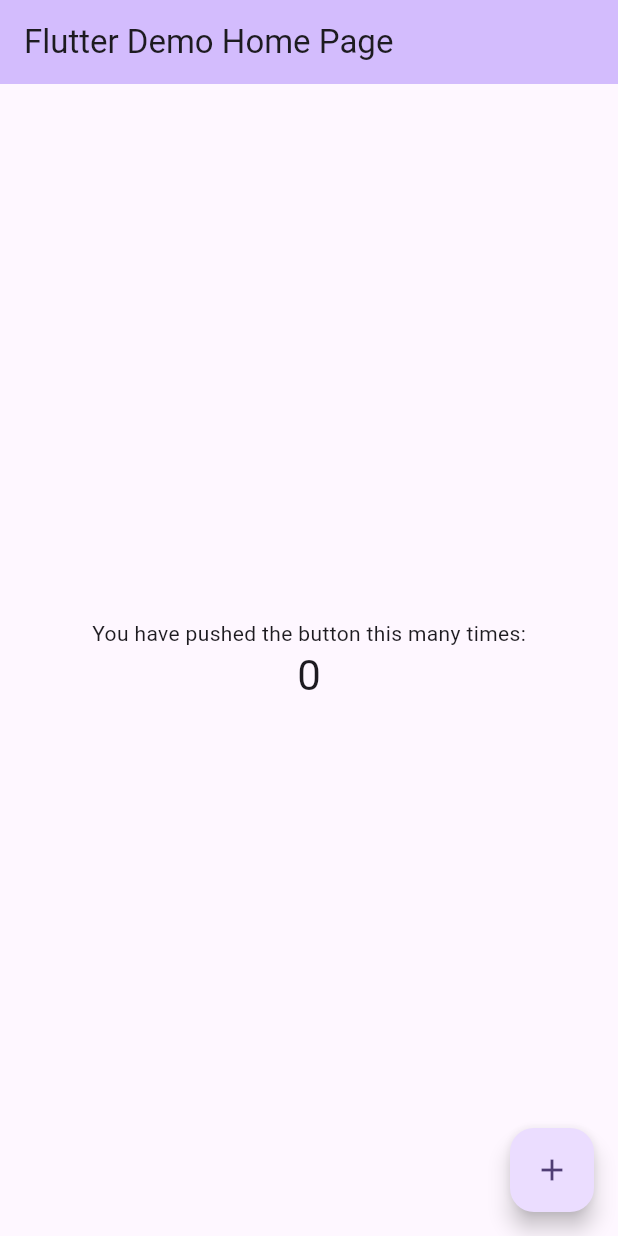
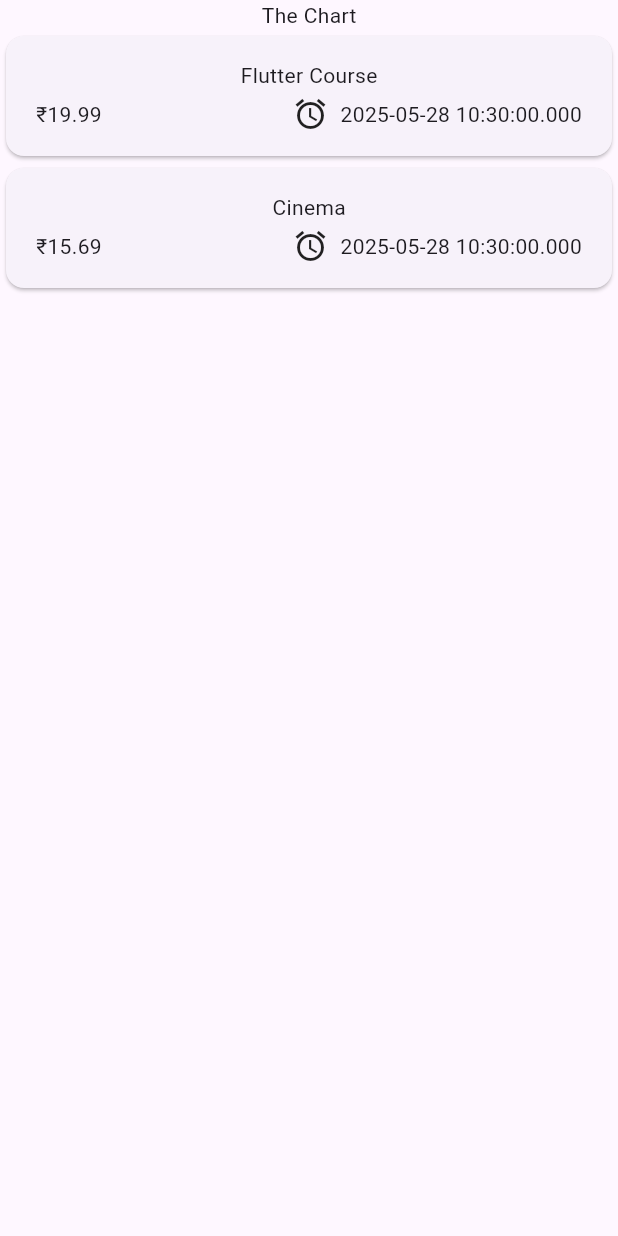
Before and after one commit to anshhoff/Expense-Tracker, a Flutter app: the screen it shows after launch, on a phone screen of 412 x 824 dp. Run offline on Flutter 3.47's test engine with Material 3 defaults, Android fonts, the phone set to English and light mode, and no system bars.

```diff
--- /dev/null
+++ b/lib/Models/expense.dart
@@ -0,0 +1,28 @@
+import 'package:uuid/uuid.dart';
+
+const uuid = Uuid();
+
+enum Category {
+  food,
+  travel,
+  leisure,
+  work,
+  other,
+}
+
+class Expense {
+  Expense({
+    required this.title,
+    required this.amount,
+    required this.date,
+    required this.category,
+  }) : id = uuid.v4();
+
+
+  final String id;
+  final String title;
+  final double amount;
+  final DateTime date;
+  final Category category;
+
+}
--- a/lib/main.dart
+++ b/lib/main.dart
@@ -1,122 +1,10 @@
+import 'package:expense_tracker/widgets.dart/expenses.dart';
 import 'package:flutter/material.dart';
 
 void main() {
-  runApp(const MyApp());
+  runApp(
+    const MaterialApp(
+      home: Expenses()
+    ),
+  );
 }
-
-class MyApp extends StatelessWidget {
-  const MyApp({super.key});
-
-  // This widget is the root of your application.
-  @override
-  Widget build(BuildContext context) {
-    return MaterialApp(
-      title: 'Flutter Demo',
-      theme: ThemeData(
-        // This is the theme of your application.
-        //
-        // TRY THIS: Try running your application with "flutter run". You'll see
-        // the application has a purple toolbar. Then, without quitting the app,
-        // try changing the seedColor in the colorScheme below to Colors.green
-        // and then invoke "hot reload" (save your changes or press the "hot
-        // reload" button in a Flutter-supported IDE, or press "r" if you used
-        // the command line to start the app).
-        //
-        // Notice that the counter didn't reset back to zero; the application
-        // state is not lost during the reload. To reset the state, use hot
-        // restart instead.
-        //
-        // This works for code too, not just values: Most code changes can be
-        // tested with just a hot reload.
-        colorScheme: ColorScheme.fromSeed(seedColor: Colors.deepPurple),
-      ),
-      home: const MyHomePage(title: 'Flutter Demo Home Page'),
-    );
-  }
-}
-
-class MyHomePage extends StatefulWidget {
-  const MyHomePage({super.key, required this.title});
-
-  // This widget is the home page of your application. It is stateful, meaning
-  // that it has a State object (defined below) that contains fields that affect
-  // how it looks.
-
-  // This class is the configuration for the state. It holds the values (in this
-  // case the title) provided by the parent (in this case the App widget) and
-  // used by the build method of the State. Fields in a Widget subclass are
-  // always marked "final".
-
-  final String title;
-
-  @override
-  State<MyHomePage> createState() => _MyHomePageState();
-}
-
-class _MyHomePageState extends State<MyHomePage> {
-  int _counter = 0;
-
-  void _incrementCounter() {
-    setState(() {
-      // This call to setState tells the Flutter framework that something has
-      // changed in this State, which causes it to rerun the build method below
-      // so that the display can reflect the updated values. If we changed
-      // _counter without calling setState(), then the build method would not be
-      // called again, and so nothing would appear to happen.
-      _counter++;
-    });
-  }
-
-  @override
-  Widget build(BuildContext context) {
-    // This method is rerun every time setState is called, for instance as done
-    // by the _incrementCounter method above.
-    //
-    // The Flutter framework has been optimized to make rerunning build methods
-    // fast, so that you can just rebuild anything that needs updating rather
-    // than having to individually change instances of widgets.
-    return Scaffold(
-      appBar: AppBar(
-        // TRY THIS: Try changing the color here to a specific color (to
-        // Colors.amber, perhaps?) and trigger a hot reload to see the AppBar
-        // change color while the other colors stay the same.
-        backgroundColor: Theme.of(context).colorScheme.inversePrimary,
-        // Here we take the value from the MyHomePage object that was created by
-        // the App.build method, and use it to set our appbar title.
-        title: Text(widget.title),
-      ),
-      body: Center(
-        // Center is a layout widget. It takes a single child and positions it
-        // in the middle of the parent.
-        child: Column(
-          // Column is also a layout widget. It takes a list of children and
-          // arranges them vertically. By default, it sizes itself to fit its
-          // children horizontally, and tries to be as tall as its parent.
-          //
-          // Column has various properties to control how it sizes itself and
-          // how it positions its children. Here we use mainAxisAlignment to
-          // center the children vertically; the main axis here is the vertical
-          // axis because Columns are vertical (the cross axis would be
-          // horizontal).
-          //
-          // TRY THIS: Invoke "debug painting" (choose the "Toggle Debug Paint"
-          // action in the IDE, or press "p" in the console), to see the
-          // wireframe for each widget.
-          mainAxisAlignment: MainAxisAlignment.center,
-          children: <Widget>[
-            const Text('You have pushed the button this many times:'),
-            Text(
-              '$_counter',
-              style: Theme.of(context).textTheme.headlineMedium,
-            ),
-          ],
-        ),
-      ),
-      floatingActionButton: FloatingActionButton(
-        onPressed: _incrementCounter,
-        tooltip: 'Increment',
-        child: const Icon(Icons.add),
-      ), // This trailing comma makes auto-formatting nicer for build methods.
-    );
-  }
-}
--- /dev/null
+++ b/lib/widgets.dart/expenses.dart
@@ -0,0 +1,43 @@
+import 'package:expense_tracker/Models/expense.dart';
+import 'package:expense_tracker/widgets.dart/expenses_list/expenses_list.dart';
+import 'package:flutter/material.dart';
+
+class Expenses extends StatefulWidget {
+  const Expenses({super.key});
+
+  @override
+  State<Expenses> createState() {
+    return _ExpensesState();
+  }
+}
+
+class _ExpensesState extends State<Expenses> {
+  final List<Expense> _registeredExpenses = [
+    Expense(
+      title: 'Flutter Course',
+      amount: 19.99,
+      date: DateTime.now(),
+      category: Category.work,
+    ),
+    Expense(
+      title: 'Cinema',
+      amount: 15.69,
+      date: DateTime.now(),
+      category: Category.leisure,
+    ),
+  ];
+
+  @override
+  Widget build(BuildContext context) {
+    return Scaffold(
+      body: Column(
+        children: [
+          const Text('The Chart'),
+          Expanded(
+          child: ExpensesList(expenses: _registeredExpenses),
+          ),
+          ]
+        )
+      );
+  }
+}
--- /dev/null
+++ b/lib/widgets.dart/expenses_list/expense_item.dart
@@ -0,0 +1,34 @@
+import 'package:expense_tracker/Models/expense.dart';
+import 'package:flutter/material.dart';
+
+class ExpenseItem extends StatelessWidget {
+  const ExpenseItem(this.expense, {super.key});
+
+  final Expense expense;
+
+  @override
+  Widget build(BuildContext context) {
+    return Card(
+      child: Padding(
+        padding: const EdgeInsets.symmetric(horizontal: 20, vertical: 16),
+        child: Column(
+          children: [
+            Text(expense.title),
+            const SizedBox(height: 4),
+            Row(
+              children: [
+                Text('\₹${expense.amount.toStringAsFixed(2)}'),
+                const Spacer(),
+                Row(children: [
+                  Icon(Icons.alarm),
+                  const SizedBox(width: 8),
+                  Text(expense.date.toString())
+                ]),
+              ],
+            ),
+          ],
+        ),
+      ),
+    );
+  }
+}
--- /dev/null
+++ b/lib/widgets.dart/expenses_list/expenses_list.dart
@@ -0,0 +1,18 @@
+import 'package:expense_tracker/Models/expense.dart';
+import 'package:expense_tracker/widgets.dart/expenses_list/expense_item.dart';
+import 'package:flutter/material.dart';
+
+class ExpensesList extends StatelessWidget {
+  const ExpensesList({super.key, required this.expenses});
+
+  final List<Expense> expenses;
+
+  @override
+  Widget build(BuildContext context) {
+    return ListView.builder(
+      itemCount: expenses.length,
+      itemBuilder: (ctx, index) =>
+      ExpenseItem(expenses[index]),
+    );
+  }
+}
--- a/pubspec.yaml
+++ b/pubspec.yaml
@@ -34,6 +34,7 @@ dependencies:
   # The following adds the Cupertino Icons font to your application.
   # Use with the CupertinoIcons class for iOS style icons.
   cupertino_icons: ^1.0.8
+  uuid: ^4.5.1
 
 dev_dependencies:
   flutter_test:
```
Also changed, not shown: pubspec.lock.
